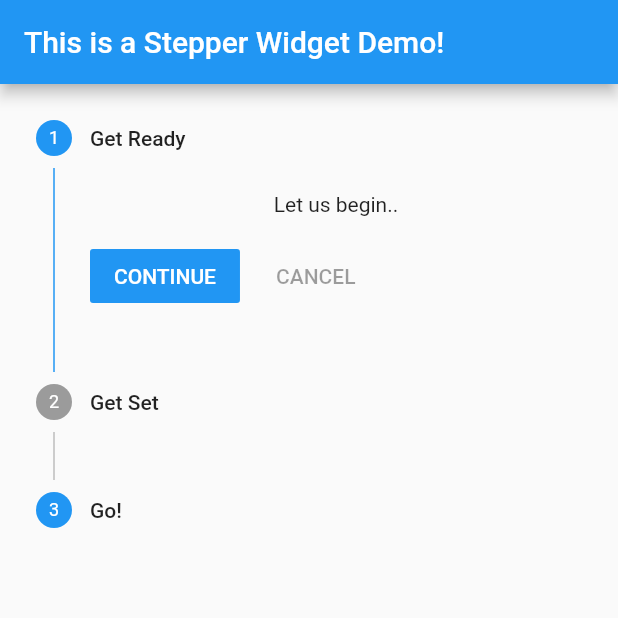
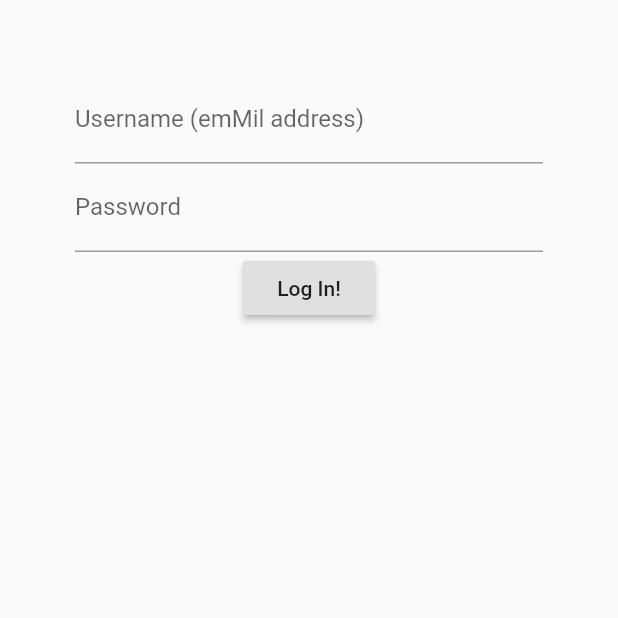
Before and after one commit to AndreiPatriota/ExamplesFlutterCh3, a Flutter app: the screen it shows after launch, on a phone screen of 412 x 824 dp, the top half of it. Run offline on Flutter 3.47's test engine with Material 2 defaults, Android fonts, the phone set to English and light mode, and no system bars.

```diff
--- a/lib/main.dart
+++ b/lib/main.dart
@@ -4,53 +4,89 @@ void main() {
   runApp(App());
 }
 
-class App extends StatefulWidget{
+class App extends StatefulWidget {
   App({Key key}) : super(key: key);
 
   @override
-  AppState createState(){
+  AppState createState() {
     return AppState();
   }
 }
 
-class AppState extends State{
+class LoginData {
+  String username = "";
+  String password = "";
+}
 
-  var _currentStep = 0;
-  final _listOfSteps = [
-    Step(
-      title: Text('Get Ready'),
-      isActive: true,
-      content: Text('Let us begin..')
+class AppState extends State {
+  LoginData _loginData = new LoginData();
+  GlobalKey<FormState> _formKey = new GlobalKey<FormState>();
+
+  List get _listOfFields =>
+      <Widget>[
+        TextFormField(
+          keyboardType: TextInputType.emailAddress,
+          validator: (String inputStr) {
+            if (inputStr.length == 0) {
+              return "Please, enter a username";
+            }
+            return null;
+          },
+          onSaved: (String inputStr) {
+            _loginData.username = inputStr;
+          },
+          decoration: InputDecoration(
+              hintText: "john@doe.com",
+              labelText: "Username (emMil address)"
           ),
-    Step(
-        title: Text('Get Set'),
-        isActive: false,
-        content: Text('Ok, just a little more...')
         ),
-    Step(
-        title: Text('Go!'),
-        isActive: true,
-        content: Text("And, we're done")
+        TextFormField(
+          obscureText: true,
+          validator: (String inputStr) {
+            if (inputStr.length < 10 ||
+                !inputStr.contains('@') ||
+                !inputStr.contains('?')
+            ) {
+              return "Password must be at least 10 characters long";
+            }
+            return null;
+          },
+          onSaved: (String inputStr) {
+            _loginData.password = inputStr;
+          },
+          decoration: InputDecoration(
+              hintText: "Password",
+              labelText: "Password"
+          ),
+        ),
+        RaisedButton(
+          child: Text('Log In!'),
+          onPressed: () {
+            if (_formKey.currentState.validate()) {
+              _formKey.currentState.save();
+              print("Username: ${_loginData.username}");
+              print("Password: ${_loginData.password}");
+            }
+          },
         )
       ];
 
   @override
   Widget build(BuildContext context) {
-
     return MaterialApp(
-      title: 'Stepper Demo.',
+      title: 'First Form Project',
       home: Scaffold(
-        appBar: AppBar(
-          title: Text('This is a Stepper Widget Demo!'),
+          body: Container(
+            padding: EdgeInsets.all(50),
+            child: Form(
+              key: _formKey,
+              child: Column(
+                children: _listOfFields,
               ),
-        body : Stepper(
-          type: StepperType.vertical,
-          currentStep: _currentStep,
-          onStepContinue: _currentStep < 2  ? () => setState((){_currentStep+=1;}): null,
-          onStepCancel: _currentStep > 0 ?() => setState((){_currentStep-=1;}):null,
-          steps: _listOfSteps,
+            ),
           )
       ),
     );
   }
+
 }
```
Lines whose indentation alone changed are shown as unchanged.
